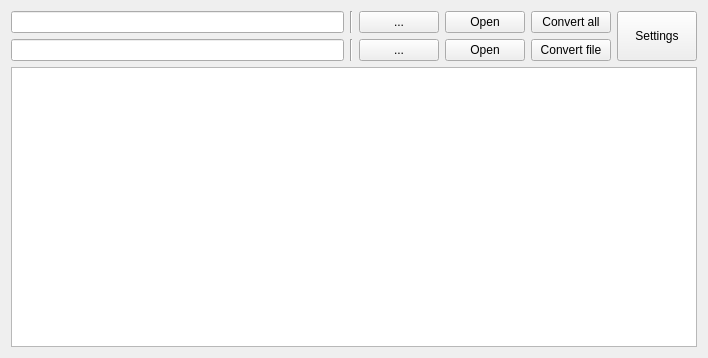
The window that PyFANS/UI/UI_TimetraceExtractor.ui (zigorrom/PyFANS) describes before a commit, drawn with Qt 5.
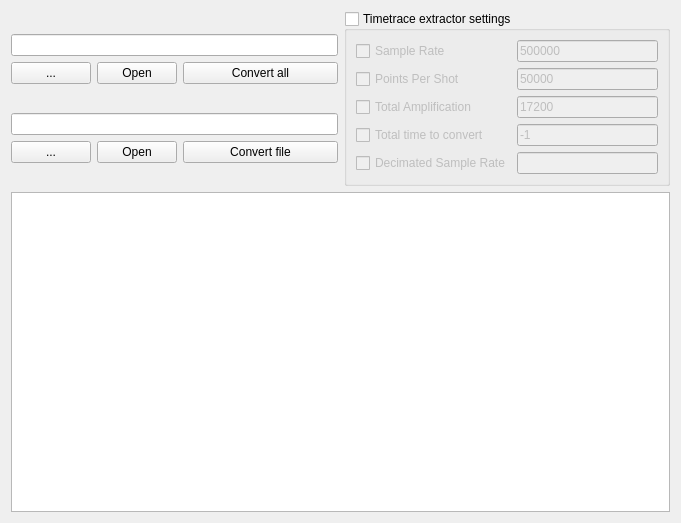
The same window after the commit.

Commit message: Fix timetrace extractor

The edit to the form file:
```diff
--- a/PyFANS/UI/UI_TimetraceExtractor.ui
+++ b/PyFANS/UI/UI_TimetraceExtractor.ui
@@ -6,35 +6,52 @@
    <rect>
     <x>0</x>
     <y>0</y>
-    <width>708</width>
-    <height>358</height>
+    <width>681</width>
+    <height>523</height>
    </rect>
   </property>
   <property name="windowTitle">
    <string>Timetrace Extractor</string>
   </property>
+  <layout class="QVBoxLayout" name="verticalLayout_4">
+   <item>
+    <layout class="QVBoxLayout" name="verticalLayout_3">
+     <item>
+      <layout class="QHBoxLayout" name="horizontalLayout">
+       <item>
   <layout class="QVBoxLayout" name="verticalLayout_2">
    <item>
-    <layout class="QVBoxLayout" name="verticalLayout">
-     <item>
-      <layout class="QGridLayout" name="gridLayout_3">
+          <layout class="QGridLayout" name="gridLayout_2">
+           <item row="1" column="0">
+            <widget class="QPushButton" name="ui_select_measurement_data_file">
+             <property name="sizePolicy">
+              <sizepolicy hsizetype="Maximum" vsizetype="Fixed">
+               <horstretch>0</horstretch>
+               <verstretch>0</verstretch>
+              </sizepolicy>
+             </property>
+             <property name="text">
+              <string>...</string>
+             </property>
+            </widget>
+           </item>
        <item row="1" column="1">
-        <widget class="QPushButton" name="ui_convert_file">
+            <widget class="QPushButton" name="ui_open_measurement_data_file">
          <property name="sizePolicy">
-          <sizepolicy hsizetype="Preferred" vsizetype="Fixed">
+              <sizepolicy hsizetype="Maximum" vsizetype="Fixed">
            <horstretch>0</horstretch>
            <verstretch>0</verstretch>
           </sizepolicy>
          </property>
          <property name="text">
-          <string>Convert file</string>
+              <string>Open</string>
          </property>
         </widget>
        </item>
-       <item row="0" column="1">
+           <item row="1" column="2">
         <widget class="QPushButton" name="ui_convert_all">
          <property name="sizePolicy">
-          <sizepolicy hsizetype="Maximum" vsizetype="Fixed">
+              <sizepolicy hsizetype="Preferred" vsizetype="Fixed">
            <horstretch>0</horstretch>
            <verstretch>0</verstretch>
           </sizepolicy>
@@ -44,9 +61,24 @@
          </property>
         </widget>
        </item>
-       <item row="1" column="0">
-        <layout class="QGridLayout" name="gridLayout_2">
-         <item row="0" column="0">
+           <item row="0" column="0" colspan="3">
+            <widget class="QLineEdit" name="ui_measurement_data_filename">
+             <property name="sizePolicy">
+              <sizepolicy hsizetype="Expanding" vsizetype="Fixed">
+               <horstretch>0</horstretch>
+               <verstretch>0</verstretch>
+              </sizepolicy>
+             </property>
+             <property name="readOnly">
+              <bool>true</bool>
+             </property>
+            </widget>
+           </item>
+          </layout>
+         </item>
+         <item>
+          <layout class="QGridLayout" name="gridLayout">
+           <item row="0" column="0" colspan="3">
           <widget class="QLineEdit" name="ui_filename">
            <property name="sizePolicy">
             <sizepolicy hsizetype="Expanding" vsizetype="Fixed">
@@ -59,14 +91,7 @@
            </property>
           </widget>
          </item>
-         <item row="0" column="1">
-          <widget class="Line" name="line_2">
-           <property name="orientation">
-            <enum>Qt::Vertical</enum>
-           </property>
-          </widget>
-         </item>
-         <item row="0" column="2">
+           <item row="1" column="0">
           <widget class="QPushButton" name="ui_select_file">
            <property name="sizePolicy">
             <sizepolicy hsizetype="Maximum" vsizetype="Fixed">
@@ -79,7 +104,7 @@
            </property>
           </widget>
          </item>
-         <item row="0" column="3">
+           <item row="1" column="1">
           <widget class="QPushButton" name="ui_open_file">
            <property name="sizePolicy">
             <sizepolicy hsizetype="Maximum" vsizetype="Fixed">
@@ -92,69 +117,149 @@
            </property>
           </widget>
          </item>
-        </layout>
-       </item>
-       <item row="0" column="0">
-        <layout class="QGridLayout" name="gridLayout">
-         <item row="0" column="0">
-          <widget class="QLineEdit" name="ui_folder_name">
+           <item row="1" column="2">
+            <widget class="QPushButton" name="ui_convert_file">
            <property name="sizePolicy">
-            <sizepolicy hsizetype="Expanding" vsizetype="Fixed">
+              <sizepolicy hsizetype="Preferred" vsizetype="Fixed">
              <horstretch>0</horstretch>
              <verstretch>0</verstretch>
             </sizepolicy>
            </property>
-           <property name="readOnly">
+             <property name="text">
+              <string>Convert file</string>
+             </property>
+            </widget>
+           </item>
+          </layout>
+         </item>
+        </layout>
+       </item>
+       <item>
+        <widget class="QGroupBox" name="ui_use_timetrace_settings">
+         <property name="title">
+          <string>Timetrace extractor settings</string>
+         </property>
+         <property name="checkable">
             <bool>true</bool>
            </property>
+         <property name="checked">
+          <bool>false</bool>
+         </property>
+         <layout class="QVBoxLayout" name="verticalLayout">
+          <item>
+           <layout class="QGridLayout" name="gridLayout_3">
+            <item row="0" column="0">
+             <widget class="QCheckBox" name="ui_use_sample_rate">
+              <property name="text">
+               <string>Sample Rate</string>
+              </property>
           </widget>
          </item>
          <item row="0" column="1">
-          <widget class="Line" name="line">
-           <property name="orientation">
-            <enum>Qt::Vertical</enum>
-           </property>
-          </widget>
-         </item>
-         <item row="0" column="2">
-          <widget class="QPushButton" name="ui_select_measurement_data_file">
+             <widget class="QLineEdit" name="ui_sample_rate">
+              <property name="enabled">
+               <bool>false</bool>
+              </property>
+              <property name="sizePolicy">
+               <sizepolicy hsizetype="Preferred" vsizetype="Fixed">
+                <horstretch>0</horstretch>
+                <verstretch>0</verstretch>
+               </sizepolicy>
+              </property>
+              <property name="text">
+               <string>500000</string>
+              </property>
+             </widget>
+            </item>
+            <item row="1" column="0">
+             <widget class="QCheckBox" name="ui_use_points_per_shot">
+              <property name="text">
+               <string>Points Per Shot</string>
+              </property>
+             </widget>
+            </item>
+            <item row="1" column="1">
+             <widget class="QLineEdit" name="ui_points_per_shot">
+              <property name="enabled">
+               <bool>false</bool>
+              </property>
            <property name="sizePolicy">
-            <sizepolicy hsizetype="Maximum" vsizetype="Fixed">
+               <sizepolicy hsizetype="Preferred" vsizetype="Fixed">
              <horstretch>0</horstretch>
              <verstretch>0</verstretch>
             </sizepolicy>
            </property>
            <property name="text">
-            <string>...</string>
+               <string>50000</string>
            </property>
           </widget>
          </item>
-         <item row="0" column="3">
-          <widget class="QPushButton" name="ui_open_folder">
+            <item row="2" column="0">
+             <widget class="QCheckBox" name="ui_use_amplification">
+              <property name="text">
+               <string>Total Amplification</string>
+              </property>
+             </widget>
+            </item>
+            <item row="2" column="1">
+             <widget class="QLineEdit" name="ui_total_amplification">
+              <property name="enabled">
+               <bool>false</bool>
+              </property>
            <property name="sizePolicy">
-            <sizepolicy hsizetype="Maximum" vsizetype="Fixed">
+               <sizepolicy hsizetype="Preferred" vsizetype="Fixed">
              <horstretch>0</horstretch>
              <verstretch>0</verstretch>
             </sizepolicy>
            </property>
            <property name="text">
-            <string>Open</string>
+               <string>17200</string>
            </property>
           </widget>
          </item>
-        </layout>
-       </item>
-       <item row="0" column="2" rowspan="2">
-        <widget class="QPushButton" name="ui_settings">
+            <item row="3" column="0">
+             <widget class="QCheckBox" name="ui_use_total_time">
+              <property name="text">
+               <string>Total time to convert</string>
+              </property>
+             </widget>
+            </item>
+            <item row="3" column="1">
+             <widget class="QLineEdit" name="ui_total_time_to_convert">
+              <property name="enabled">
+               <bool>false</bool>
+              </property>
          <property name="sizePolicy">
-          <sizepolicy hsizetype="Preferred" vsizetype="Preferred">
+               <sizepolicy hsizetype="Preferred" vsizetype="Fixed">
            <horstretch>0</horstretch>
            <verstretch>0</verstretch>
           </sizepolicy>
          </property>
          <property name="text">
-          <string>Settings</string>
-         </property>
+               <string>-1</string>
+              </property>
+             </widget>
+            </item>
+            <item row="4" column="0">
+             <widget class="QCheckBox" name="ui_use_decimated_sample_rate">
+              <property name="text">
+               <string>Decimated Sample Rate</string>
+              </property>
+             </widget>
+            </item>
+            <item row="4" column="1">
+             <widget class="QLineEdit" name="ui_decimate_sample_rate">
+              <property name="sizePolicy">
+               <sizepolicy hsizetype="Preferred" vsizetype="Fixed">
+                <horstretch>0</horstretch>
+                <verstretch>0</verstretch>
+               </sizepolicy>
+              </property>
+             </widget>
+            </item>
+           </layout>
+          </item>
+         </layout>
         </widget>
        </item>
       </layout>
```
Lines whose indentation alone changed are shown as unchanged. The commit also changes 7 other files.
